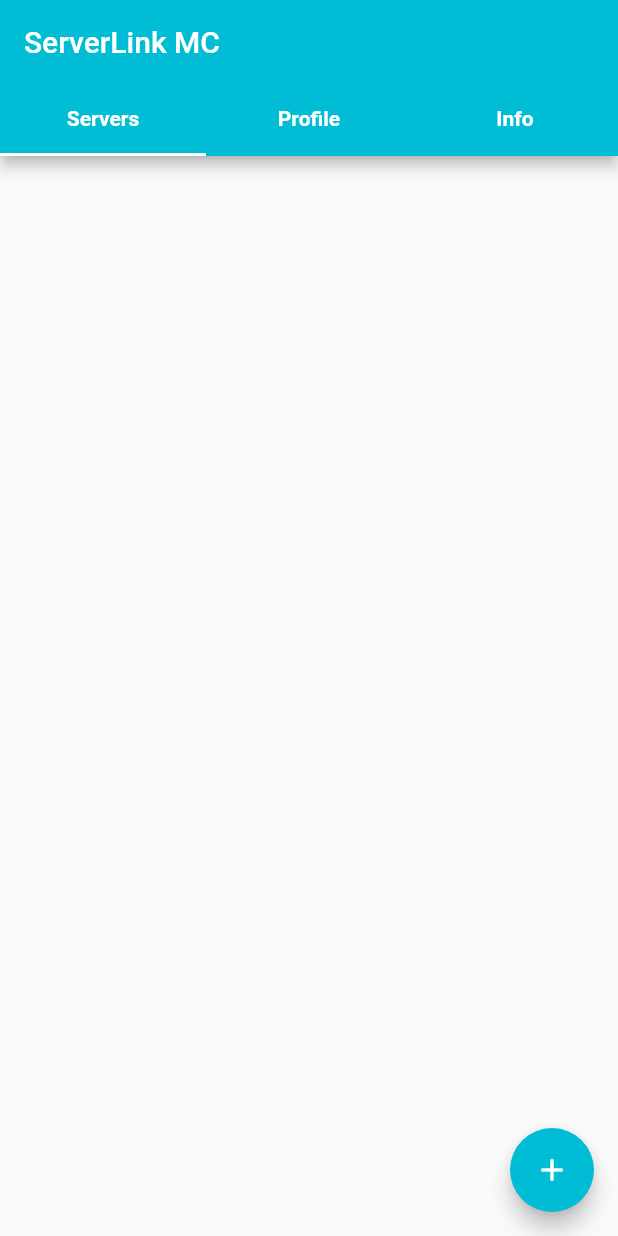
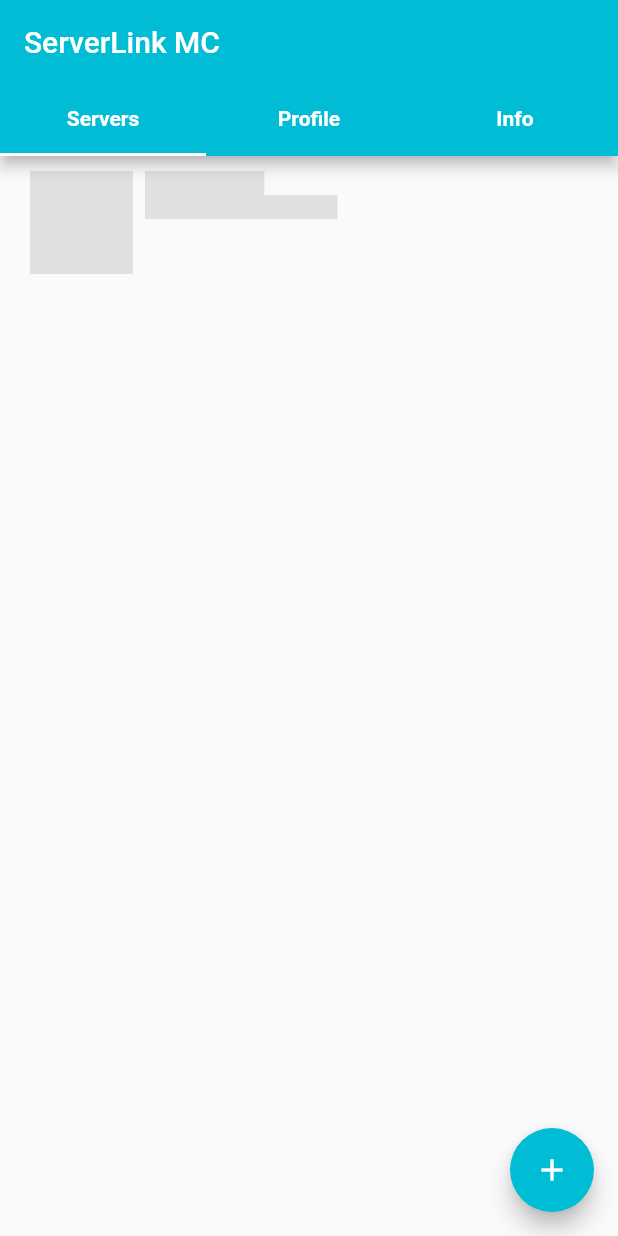
Before and after one commit to Nuytemans-Dieter/ServerLink, a Flutter app: the first screen one second after launch, on a phone screen of 412 x 824 dp. Run offline on Flutter 3.47's test engine with Material 2 defaults, Android fonts, the phone set to English and light mode, and no system bars; drawn by our look-alikes of shimmer; our stand-ins replace package_info.

Commit message:
Implement Shimmer loading effect

```diff
--- a/lib/user_interface/tab_screens/servers_screen.dart
+++ b/lib/user_interface/tab_screens/servers_screen.dart
@@ -1,5 +1,6 @@
 import 'package:flutter/material.dart';
 import 'package:server_link_client/data_containers/server_info.dart';
+import 'package:server_link_client/user_interface/widgets/animated/load_server_tile.dart';
 import 'package:server_link_client/user_interface/widgets/server_tile.dart';
 
 class ServersScreen extends StatefulWidget{
@@ -31,7 +32,7 @@ class _ServersScreenState extends State<ServersScreen>{
       future: getCurrentServers(),
       builder: (context, snapshot) {
         if (snapshot.connectionState == ConnectionState.none || snapshot.hasData == null || snapshot.data == null)
-          return Container();
+          return LoadServerTile();
 
         if (snapshot.data.length == 0)
           return Text('No servers found!');
--- /dev/null
+++ b/lib/user_interface/widgets/animated/load_server_tile.dart
@@ -0,0 +1,61 @@
+import 'package:flutter/material.dart';
+import 'package:shimmer/shimmer.dart';
+
+class LoadServerTile extends StatelessWidget{
+
+  @override
+  Widget build(BuildContext context) {
+
+    double imageSize = MediaQuery.of(context).size.width / 6;
+
+    return Container(
+      width: double.infinity,
+      child: Shimmer.fromColors(
+        baseColor: Colors.grey[300],
+        highlightColor: Colors.grey[100],
+        child: Padding(
+          padding: const EdgeInsets.symmetric(horizontal: 20.0, vertical: 10.0),
+          child: Row(
+            mainAxisAlignment: MainAxisAlignment.start,
+            crossAxisAlignment: CrossAxisAlignment.start,
+            children: [
+
+              // Server image
+              Padding(
+                padding: EdgeInsets.only(right: 8.0),
+                child: Container(
+                  height: imageSize,
+                  width: imageSize,
+                  color: Colors.black,
+                ),
+              ),
+
+              // Server info: name and MOTD
+              Column(
+                crossAxisAlignment: CrossAxisAlignment.start,
+                children: [
+                  Container(
+                    color: Colors.black,
+                    child: Text(
+                      'Server name',
+                      style: TextStyle(
+                        fontWeight: FontWeight.bold,
+                      ),
+                    ),
+                  ),
+                  Container(
+                    color: Colors.black,
+                    child: Text(
+                      'Server MOTD here :-)'
+                    ),
+                  ),
+                ],
+              ),
+            ],
+          ),
+        )
+      ),
+    );
+  }
+
+}
--- a/pubspec.yaml
+++ b/pubspec.yaml
@@ -25,6 +25,7 @@ dependencies:
     sdk: flutter
   package_info: ^0.4.3  # Extracts info about the application for in-app usage
   url_launcher: ^5.6.0  # Used to open links in the browser
+  shimmer: ^1.1.1       # Animates the server loading process
 
 
   # The following adds the Cupertino Icons font to your application.
```
Also changed, not shown: pubspec.lock.
